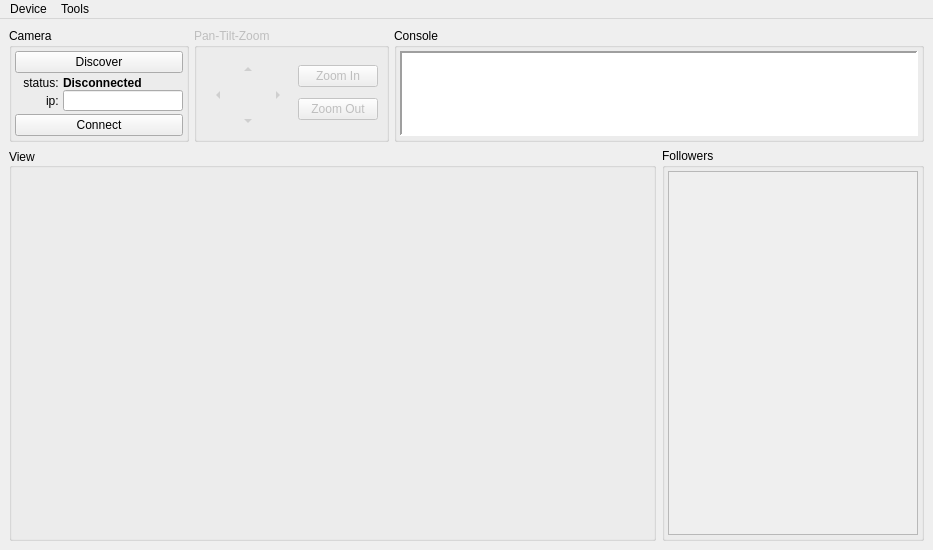
This is src/UI/MainWindow/MainWindow.ui in jaumecort/IPCam as Qt 5 draws it before an edit. The edited form follows.
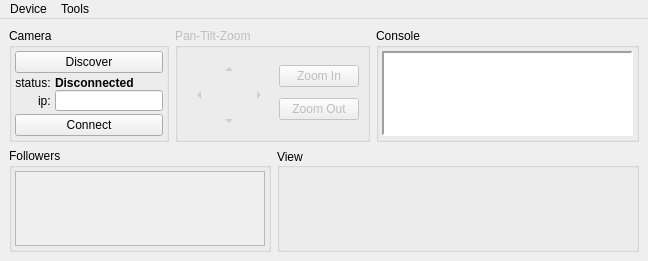
This is the edited form.

What changed in the file:
```diff
--- a/src/UI/MainWindow/MainWindow.ui
+++ b/src/UI/MainWindow/MainWindow.ui
@@ -6,8 +6,8 @@
    <rect>
     <x>0</x>
     <y>0</y>
-    <width>933</width>
-    <height>550</height>
+    <width>648</width>
+    <height>261</height>
    </rect>
   </property>
   <property name="sizePolicy">
@@ -18,7 +18,7 @@
   </property>
   <property name="minimumSize">
    <size>
-    <width>933</width>
+    <width>648</width>
     <height>0</height>
    </size>
   </property>
@@ -62,7 +62,7 @@
       <item>
        <layout class="QHBoxLayout" name="CameraPTZLayout">
         <property name="spacing">
-         <number>5</number>
+         <number>6</number>
         </property>
         <property name="sizeConstraint">
          <enum>QLayout::SetDefaultConstraint</enum>
@@ -86,7 +86,7 @@
           </property>
           <property name="maximumSize">
            <size>
-            <width>180</width>
+            <width>169</width>
             <height>114</height>
            </size>
           </property>
@@ -471,73 +471,6 @@
         <property name="bottomMargin">
          <number>0</number>
         </property>
-        <item>
-         <widget class="QGroupBox" name="ViewBox">
-          <property name="sizePolicy">
-           <sizepolicy hsizetype="Expanding" vsizetype="Expanding">
-            <horstretch>0</horstretch>
-            <verstretch>0</verstretch>
-           </sizepolicy>
-          </property>
-          <property name="minimumSize">
-           <size>
-            <width>640</width>
-            <height>360</height>
-           </size>
-          </property>
-          <property name="title">
-           <string>View</string>
-          </property>
-          <property name="alignment">
-           <set>Qt::AlignLeading|Qt::AlignLeft|Qt::AlignVCenter</set>
-          </property>
-          <layout class="QHBoxLayout" name="horizontalLayout">
-           <property name="spacing">
-            <number>0</number>
-           </property>
-           <property name="sizeConstraint">
-            <enum>QLayout::SetDefaultConstraint</enum>
-           </property>
-           <property name="leftMargin">
-            <number>3</number>
-           </property>
-           <property name="topMargin">
-            <number>3</number>
-           </property>
-           <property name="rightMargin">
-            <number>3</number>
-           </property>
-           <property name="bottomMargin">
-            <number>3</number>
-           </property>
-           <item>
-            <widget class="QLabel" name="labelVideo">
-             <property name="sizePolicy">
-              <sizepolicy hsizetype="Expanding" vsizetype="Expanding">
-               <horstretch>0</horstretch>
-               <verstretch>0</verstretch>
-              </sizepolicy>
-             </property>
-             <property name="minimumSize">
-              <size>
-               <width>640</width>
-               <height>360</height>
-              </size>
-             </property>
-             <property name="maximumSize">
-              <size>
-               <width>1280</width>
-               <height>720</height>
-              </size>
-             </property>
-             <property name="text">
-              <string/>
-             </property>
-            </widget>
-           </item>
-          </layout>
-         </widget>
-        </item>
         <item>
          <widget class="QGroupBox" name="FollowersBox">
           <property name="sizePolicy">
@@ -556,6 +489,9 @@
            <string>Followers</string>
           </property>
           <layout class="QVBoxLayout" name="verticalLayout">
+           <property name="spacing">
+            <number>0</number>
+           </property>
            <property name="leftMargin">
             <number>3</number>
            </property>
@@ -591,7 +527,7 @@
                 <x>0</x>
                 <y>0</y>
                 <width>18</width>
-                <height>358</height>
+                <height>69</height>
                </rect>
               </property>
               <property name="sizePolicy">
@@ -607,6 +543,76 @@
           </layout>
          </widget>
         </item>
+        <item>
+         <widget class="QGroupBox" name="ViewBox">
+          <property name="sizePolicy">
+           <sizepolicy hsizetype="Expanding" vsizetype="Expanding">
+            <horstretch>0</horstretch>
+            <verstretch>0</verstretch>
+           </sizepolicy>
+          </property>
+          <property name="minimumSize">
+           <size>
+            <width>296</width>
+            <height>0</height>
+           </size>
+          </property>
+          <property name="title">
+           <string>View</string>
+          </property>
+          <property name="alignment">
+           <set>Qt::AlignLeading|Qt::AlignLeft|Qt::AlignVCenter</set>
+          </property>
+          <layout class="QHBoxLayout" name="horizontalLayout">
+           <property name="spacing">
+            <number>0</number>
+           </property>
+           <property name="sizeConstraint">
+            <enum>QLayout::SetDefaultConstraint</enum>
+           </property>
+           <property name="leftMargin">
+            <number>3</number>
+           </property>
+           <property name="topMargin">
+            <number>3</number>
+           </property>
+           <property name="rightMargin">
+            <number>3</number>
+           </property>
+           <property name="bottomMargin">
+            <number>3</number>
+           </property>
+           <item>
+            <widget class="QLabel" name="labelVideo">
+             <property name="sizePolicy">
+              <sizepolicy hsizetype="Expanding" vsizetype="Expanding">
+               <horstretch>0</horstretch>
+               <verstretch>0</verstretch>
+              </sizepolicy>
+             </property>
+             <property name="minimumSize">
+              <size>
+               <width>0</width>
+               <height>0</height>
+              </size>
+             </property>
+             <property name="maximumSize">
+              <size>
+               <width>10000</width>
+               <height>10000</height>
+              </size>
+             </property>
+             <property name="text">
+              <string/>
+             </property>
+             <property name="alignment">
+              <set>Qt::AlignCenter</set>
+             </property>
+            </widget>
+           </item>
+          </layout>
+         </widget>
+        </item>
        </layout>
       </item>
      </layout>
@@ -618,7 +624,7 @@
     <rect>
      <x>0</x>
      <y>0</y>
-     <width>933</width>
+     <width>648</width>
      <height>22</height>
     </rect>
    </property>
```
Left out of the diff: 7 changed lines with no effect on the pictures.
